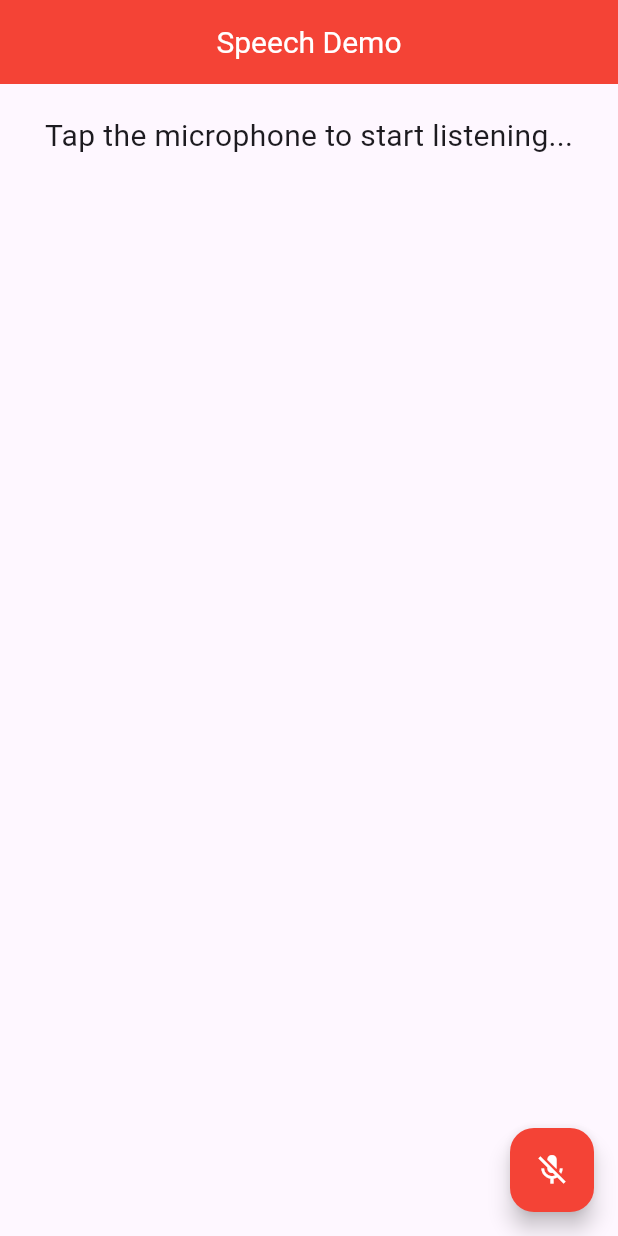
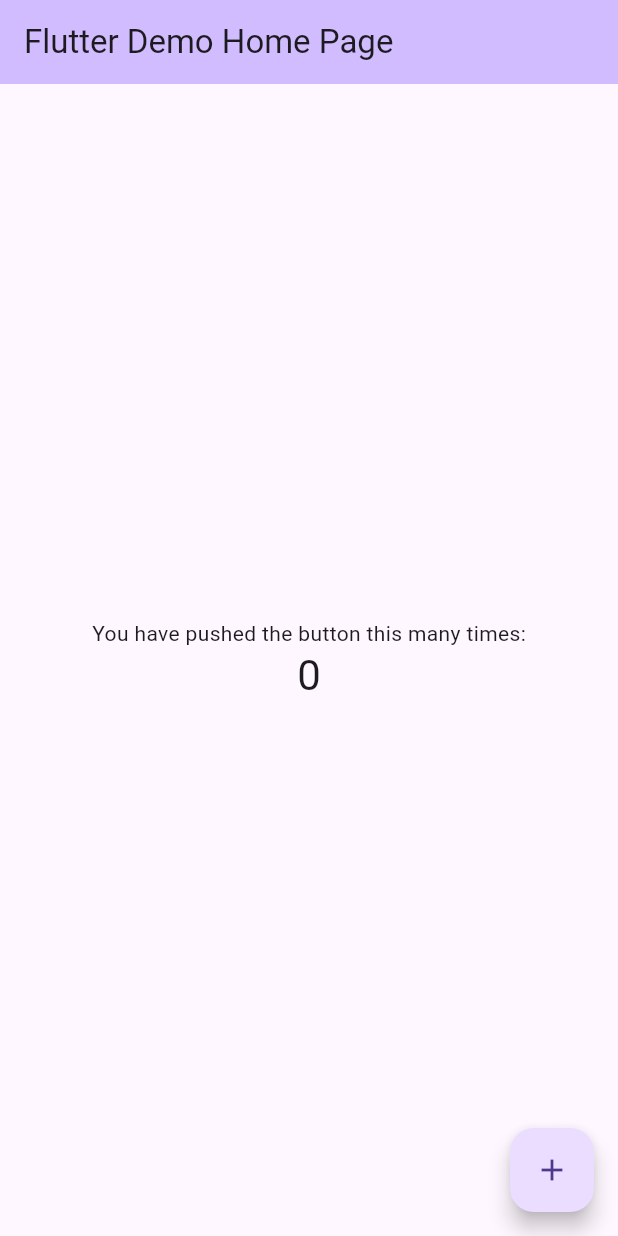
Before and after one commit to alam-2002/speech_to_text_app, a Flutter app: the screen it shows after launch, on a phone screen of 412 x 824 dp. Run offline on Flutter 3.47's test engine with Material 3 defaults, Android fonts, the phone set to English and light mode, and no system bars; drawn by our look-alikes of avatar_glow.

Commit message:
speech_to_text

```diff
--- a/lib/main.dart
+++ b/lib/main.dart
@@ -1,7 +1,4 @@
 import 'package:flutter/material.dart';
-import 'package:get/get.dart';
-import 'package:my_speech_app/screens/home_screen.dart';
-import 'package:my_speech_app/screens/home_screen_getx.dart';
 
 void main() {
   runApp(const MyApp());
@@ -12,11 +9,57 @@ class MyApp extends StatelessWidget {
 
   @override
   Widget build(BuildContext context) {
-    return GetMaterialApp(
-      title: 'Speech to Text',
-      debugShowCheckedModeBanner: false,
-      home: HomeScreen(),
-      // home: HomeScreenGetx(),
+    return MaterialApp(
+      title: 'Flutter Demo',
+      home: const MyHomePage(title: 'Flutter Demo Home Page'),
     );
   }
 }
+
+class MyHomePage extends StatefulWidget {
+  const MyHomePage({super.key, required this.title});
+
+  final String title;
+
+  @override
+  State<MyHomePage> createState() => _MyHomePageState();
+}
+
+class _MyHomePageState extends State<MyHomePage> {
+  int _counter = 0;
+
+  void _incrementCounter() {
+    setState(() {
+      _counter++;
+    });
+  }
+
+  @override
+  Widget build(BuildContext context) {
+    return Scaffold(
+      appBar: AppBar(
+        backgroundColor: Theme.of(context).colorScheme.inversePrimary,
+        title: Text(widget.title),
+      ),
+      body: Center(
+        child: Column(
+          mainAxisAlignment: MainAxisAlignment.center,
+          children: <Widget>[
+            const Text(
+              'You have pushed the button this many times:',
+            ),
+            Text(
+              '$_counter',
+              style: Theme.of(context).textTheme.headlineMedium,
+            ),
+          ],
+        ),
+      ),
+      floatingActionButton: FloatingActionButton(
+        onPressed: _incrementCounter,
+        tooltip: 'Increment',
+        child: const Icon(Icons.add),
+      ),
+    );
+  }
+}
--- a/lib/screens/home_screen.dart
+++ /dev/null
@@ -1,124 +0,0 @@
-import 'package:avatar_glow/avatar_glow.dart';
-import 'package:flutter/material.dart';
-import 'package:speech_to_text/speech_recognition_result.dart';
-import 'package:speech_to_text/speech_to_text.dart';
-
-class HomeScreen extends StatefulWidget {
-  const HomeScreen({super.key});
-
-  @override
-  State<HomeScreen> createState() => _HomeScreenState();
-}
-
-class _HomeScreenState extends State<HomeScreen> {
-  final SpeechToText speechToText = SpeechToText();
-
-  bool speechEnabled = false;
-  String spokenWords = "";
-  double confidenceLevel = 0;
-
-  @override
-  void initState() {
-    super.initState();
-    initSpeech();
-  }
-
-  void initSpeech() async {
-    speechEnabled = await speechToText.initialize();
-    setState(() {});
-  }
-
-  void startListening() async {
-    await speechToText.listen(onResult: onSpeechResult);
-    setState(() {
-      confidenceLevel = 0;
-    });
-  }
-
-  void stopListening() async {
-    await speechToText.stop();
-    setState(() {});
-  }
-
-  void onSpeechResult(SpeechRecognitionResult result) async {
-    setState(() {
-      spokenWords = result.recognizedWords;
-      confidenceLevel = result.confidence;
-    });
-  }
-
-  @override
-  Widget build(BuildContext context) {
-    return Scaffold(
-      appBar: AppBar(
-        centerTitle: true,
-        backgroundColor: Colors.red,
-        title: Text(
-          'Speech Demo',
-          style: TextStyle(
-            color: Colors.white,
-            fontSize: 20,
-          ),
-        ),
-      ),
-      body: Center(
-        child: Column(
-          children: [
-            Container(
-              padding: EdgeInsets.only(top: 20, bottom: 10, left: 20, right: 20),
-              child: Text(
-                speechToText.isListening
-                    ? "Listening..."
-                    : speechEnabled
-                        ? "Tap the microphone to start listening..."
-                        : "Speech not available",
-                style: TextStyle(fontSize: 20),
-              ),
-            ),
-            Expanded(
-              child: Container(
-                padding: EdgeInsets.all(16),
-                child: Text(
-                  spokenWords,
-                  style: TextStyle(
-                    fontSize: 18,
-                    fontWeight: FontWeight.w300,
-                  ),
-                ),
-              ),
-            ),
-            if (speechToText.isNotListening && confidenceLevel > 0)
-              Padding(
-                padding: const EdgeInsets.only(bottom: 100),
-                child: Text(
-                  "Confidence: ${(confidenceLevel * 100).toStringAsFixed(1)}%",
-                  style: TextStyle(
-                    fontSize: 30,
-                    fontWeight: FontWeight.w200,
-                  ),
-                ),
-              ),
-          ],
-        ),
-      ),
-      floatingActionButton: AvatarGlow(
-        animate: speechToText.isListening,
-        glowColor: Colors.red,
-        glowShape: BoxShape.circle, // Use this if you need a glow effect
-        duration: const Duration(milliseconds: 1500),
-        repeat: true,
-        child: FloatingActionButton(
-          onPressed: () {
-            speechToText.isListening ? stopListening() : startListening();
-          },
-          tooltip: 'Speak',
-          backgroundColor: Colors.red,
-          child: Icon(
-            speechToText.isNotListening ? Icons.mic_off : Icons.mic,
-            color: Colors.white,
-          ),
-        ),
-      ),
-    );
-  }
-}
--- a/pubspec.yaml
+++ b/pubspec.yaml
@@ -1,4 +1,4 @@
-name: my_speech_app
+name: speech_to_text
 description: "A new Flutter project."
 
 publish_to: 'none'
@@ -13,9 +13,7 @@ dependencies:
     sdk: flutter
 
   cupertino_icons: ^1.0.8
-  speech_to_text: ^7.0.0
-  get: ^4.7.2
-  avatar_glow: ^3.0.1
+#  speech_to_text: ^7.0.0
 
 dev_dependencies:
   flutter_test:
```
Also changed, not shown: lib/controller/speech_controller.dart (deleted, +0 -49 lines), lib/screens/home_screen_getx.dart (deleted, +0 -94 lines), pubspec.lock (deleted), 8 other files.
